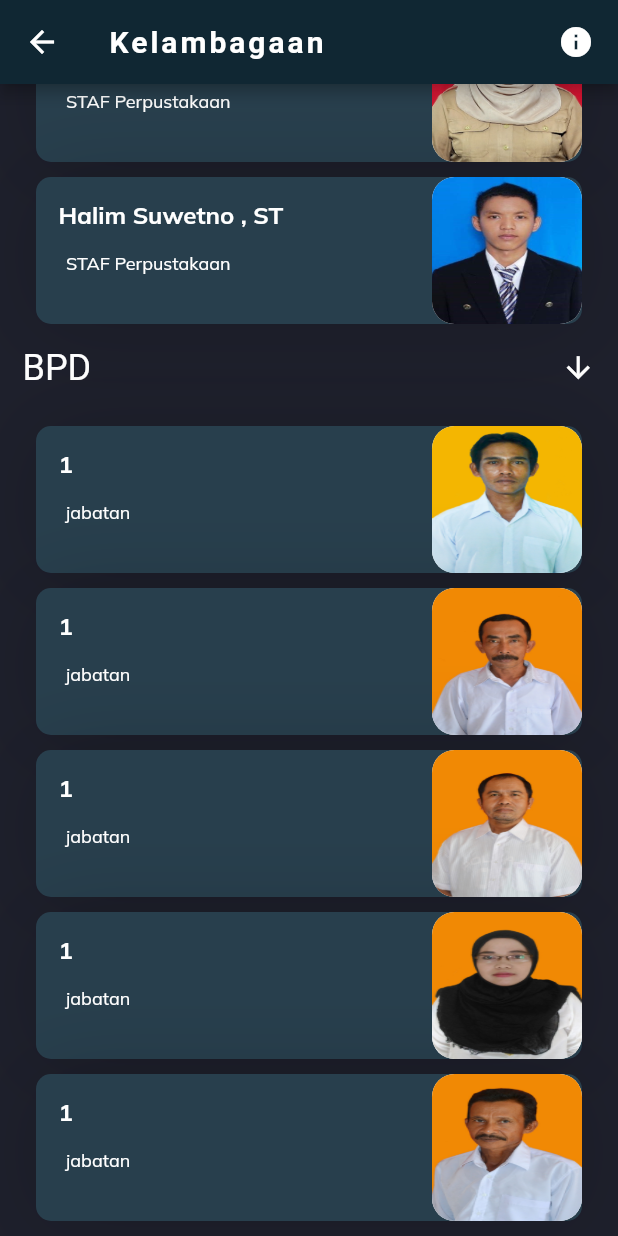
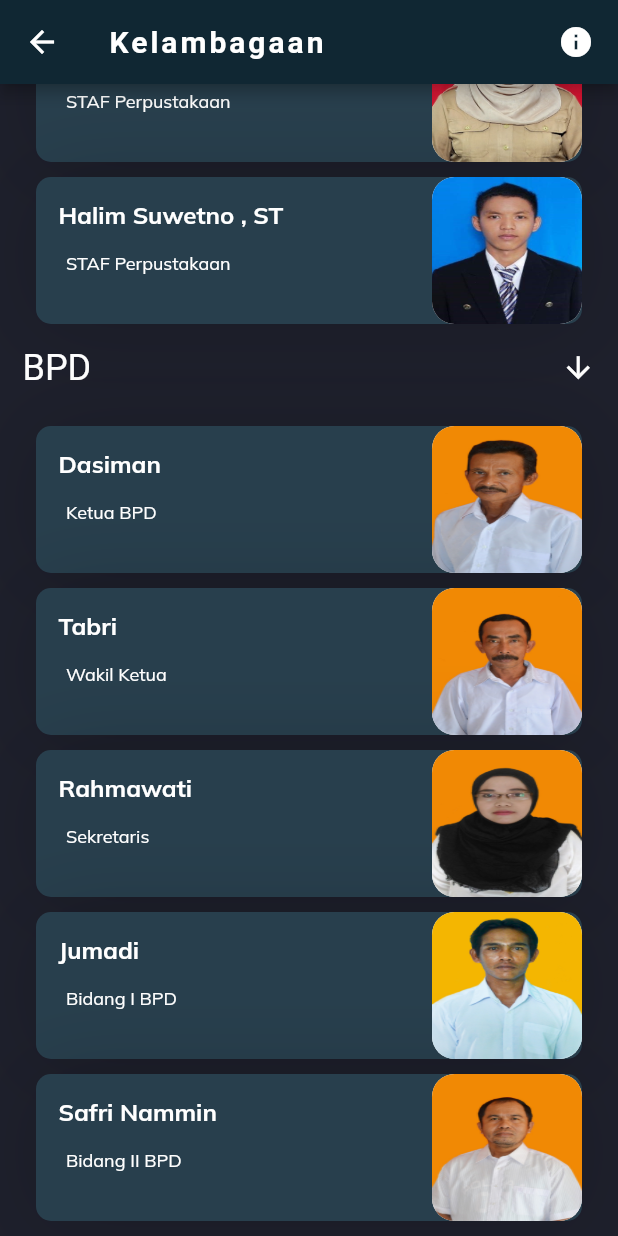
Before and after one commit to asyrawih/appdesa, a Flutter app: the Kelambagaan screen opened directly, on a phone screen of 412 x 824 dp. Run offline on Flutter 3.47's test engine with Material 2 defaults, Android fonts, the phone set to English and light mode, and no system bars; our stand-ins replace charts_flutter, google_fonts, google_maps_flutter, line_awesome_icons, location, splashscreen and 1 more; missing offline and left inert: timeline.

Commit message:
All Done :tada: :tada: :tada:

```diff
--- a/lib/screen/BumDes.dart
+++ b/lib/screen/BumDes.dart
@@ -54,9 +54,9 @@ class Bumdes extends StatelessWidget {
                 mainAxisAlignment: MainAxisAlignment.spaceBetween,
                 children: <Widget>[
                   _buildFoto(LineAwesomeIcons.bar_chart, Colors.yellowAccent,
-                     'Koprasi' , 'assets/bumdes/1.jpg'),
+                     'Warung' , 'assets/bumdes/1.jpg'),
                   _buildFoto(LineAwesomeIcons.bar_chart, Colors.yellowAccent,
-                     'Koparsi', 'assets/bumdes/2.jpg'),
+                     'Warung', 'assets/bumdes/2.jpg'),
                 ],
               ),
               Row(
--- a/lib/screen/Kelembagaan.dart
+++ b/lib/screen/Kelembagaan.dart
@@ -154,29 +154,29 @@ class Kelambagaan extends StatelessWidget {
               Column(
                 children: <Widget>[
                   _ListContainer(
-                      nama: '1',
-                      jabatan: 'jabatan ',
+                      nama: 'Dasiman',
+                      jabatan: 'Ketua BPD ',
+                      gambar: "assets/lembaga/5.jpg"),
+                  SizedBox(height: 10.0),
+                  _ListContainer(
+                      nama: 'Tabri',
+                      jabatan: 'Wakil Ketua ',
+                      gambar: "assets/lembaga/2.jpg"),
+                  SizedBox(height: 10.0),
+                  _ListContainer(
+                      nama: 'Rahmawati',
+                      jabatan: 'Sekretaris',
+                      gambar: "assets/lembaga/4.jpg"),
+                  SizedBox(height: 10.0),
+                  _ListContainer(
+                      nama: 'Jumadi',
+                      jabatan: 'Bidang I BPD ',
                       gambar: "assets/lembaga/1.jpg"),
                   SizedBox(height: 10.0),
                   _ListContainer(
-                      nama: '1',
-                      jabatan: 'jabatan ',
-                      gambar: "assets/lembaga/2.jpg"),
-                  SizedBox(height: 10.0),
-                  _ListContainer(
-                      nama: '1',
-                      jabatan: 'jabatan ',
+                      nama: 'Safri Nammin',
+                      jabatan: 'Bidang II BPD ',
                       gambar: "assets/lembaga/3.jpg"),
-                  SizedBox(height: 10.0),
-                  _ListContainer(
-                      nama: '1',
-                      jabatan: 'jabatan ',
-                      gambar: "assets/lembaga/4.jpg"),
-                  SizedBox(height: 10.0),
-                  _ListContainer(
-                      nama: '1',
-                      jabatan: 'jabatan ',
-                      gambar: "assets/lembaga/5.jpg"),
                 ],
               ),
             ],
--- a/lib/views/HomePage.dart
+++ b/lib/views/HomePage.dart
@@ -42,7 +42,7 @@ class _HomePageState extends State<HomePage> {
                 mainAxisAlignment: MainAxisAlignment.center,
                 children: <Widget>[
                   Container(
-                    height: 250,
+                    height: 130,
                     width: 300,
                     child: Image.asset(
                       "assets/images/logo2.png",
--- a/pubspec.yaml
+++ b/pubspec.yaml
@@ -29,6 +29,7 @@ dependencies:
   video_player: ^0.10.8+1
   http: ^0.12.0+2
   youtube_player_flutter: ^6.0.3+2
+  url_launcher: ^5.4.2
 
   # The following adds the Cupertino Icons font to your application.
   # Use with the CupertinoIcons class for iOS style icons.
@@ -55,8 +56,6 @@ flutter:
     - assets/lembaga/
     - assets/aparatdesa/
     # - videos/Intro1.mp4
-
-
   #  - images/a_dot_ham.jpeg
   # An image asset can refer to one or more resolution-specific "variants", see
   # https://flutter.dev/assets-and-images/#resolution-aware.
```
Also changed, not shown: lib/screen/Pelayanan.dart (+30 -0 lines), lib/screen/PetaDesa.dart (+30 -2 lines), lib/widgets/pelayanan_request.dart (+36 -15 lines), assets/destination_map_marker.png (added), pubspec.lock, 1 other file.
